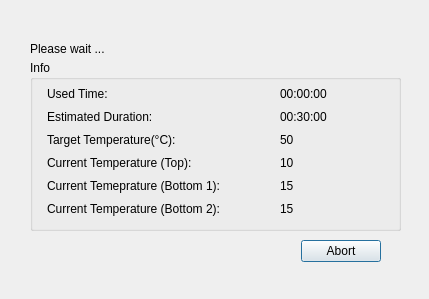
Liyezhong/Master, file ServiceSW/Master/Components/Diagnostics/Forms/OvenHeatingTestEmptyTimingDialog.ui: the form before one commit.
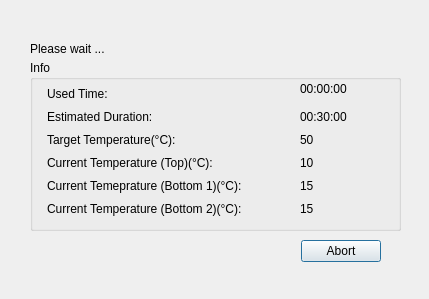
The form after the commit.

Diff of the .ui file:
```diff
--- a/ServiceSW/Master/Components/Diagnostics/Forms/OvenHeatingTestEmptyTimingDialog.ui
+++ b/ServiceSW/Master/Components/Diagnostics/Forms/OvenHeatingTestEmptyTimingDialog.ui
@@ -41,8 +41,8 @@
    <widget class="QLabel" name="labelUsedTime">
     <property name="geometry">
      <rect>
-      <x>250</x>
-      <y>25</y>
+      <x>270</x>
+      <y>20</y>
       <width>101</width>
       <height>17</height>
      </rect>
@@ -73,7 +73,7 @@
    <widget class="QLabel" name="labelDuration">
     <property name="geometry">
      <rect>
-      <x>250</x>
+      <x>270</x>
       <y>48</y>
       <width>101</width>
       <height>17</height>
@@ -105,7 +105,7 @@
    <widget class="QLabel" name="labelTargetTemp">
     <property name="geometry">
      <rect>
-      <x>250</x>
+      <x>270</x>
       <y>71</y>
       <width>81</width>
       <height>17</height>
@@ -133,18 +133,18 @@
      <rect>
       <x>17</x>
       <y>94</y>
-      <width>188</width>
+      <width>211</width>
       <height>17</height>
      </rect>
     </property>
     <property name="text">
-     <string>Current Temperature (Top):</string>
+     <string>Current Temperature (Top)(°C):</string>
     </property>
    </widget>
    <widget class="QLabel" name="labelCurTempTop">
     <property name="geometry">
      <rect>
-      <x>250</x>
+      <x>270</x>
       <y>94</y>
       <width>61</width>
       <height>17</height>
@@ -159,18 +159,18 @@
      <rect>
       <x>17</x>
       <y>117</y>
-      <width>227</width>
+      <width>251</width>
       <height>17</height>
      </rect>
     </property>
     <property name="text">
-     <string>Current Temeprature (Bottom 1):</string>
+     <string>Current Temeprature (Bottom 1)(°C):</string>
     </property>
    </widget>
    <widget class="QLabel" name="labelCurTempBottom1">
     <property name="geometry">
      <rect>
-      <x>250</x>
+      <x>270</x>
       <y>117</y>
       <width>71</width>
       <height>17</height>
@@ -185,18 +185,18 @@
      <rect>
       <x>17</x>
       <y>140</y>
-      <width>227</width>
+      <width>251</width>
       <height>17</height>
      </rect>
     </property>
     <property name="text">
-     <string>Current Temperature (Bottom 2):</string>
+     <string>Current Temperature (Bottom 2)(°C):</string>
     </property>
    </widget>
    <widget class="QLabel" name="labelCurTempBottom2">
     <property name="geometry">
      <rect>
-      <x>250</x>
+      <x>270</x>
       <y>140</y>
       <width>81</width>
       <height>17</height>
```
